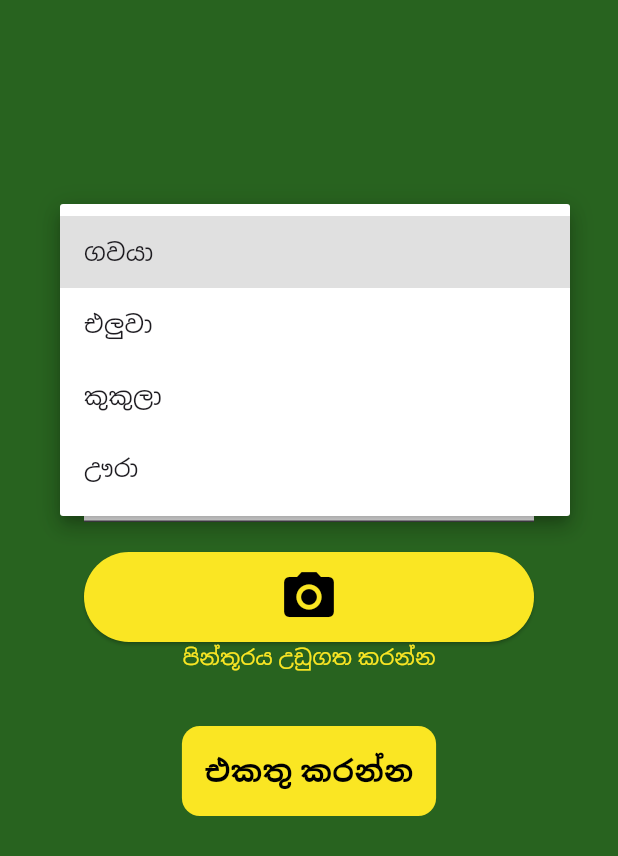
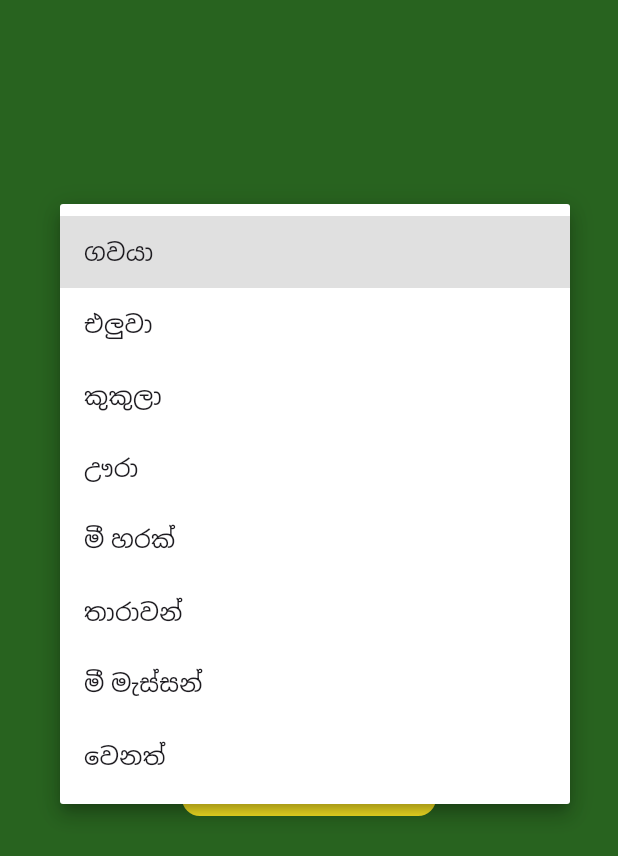
Before and after one commit to IT22128140/AgroBuddy, a Flutter app: the AnimalAdd screen opened directly, after a tap on "සතුන්", on a phone screen of 412 x 824 dp. Shown: the top 856 px of the screen. Run offline on Flutter 3.47's test engine with Material 3 defaults, Android fonts, the phone set to English and light mode, and no system bars; our stand-ins replace cloud_firestore, firebase_auth, firebase_core, firebase_storage, image_picker, permission_handler and 2 more; missing offline and left inert: flutter_barcode_scanner; accounts and stored records are empty; generated files the repository leaves out were written again.

```diff
--- a/lib/l10n/app_si.arb
+++ b/lib/l10n/app_si.arb
@@ -89,14 +89,14 @@
     "type": "text",
     "placeholders": {}
   },
-  "cow": "ගවයා",
-  "@cow": {
+  "cattle": "ගවයා",
+  "@cattle": {
     "description": "ගවයා",
     "type": "text",
     "placeholders": {}
   },
-  "chiken": "කුකුලා",
-  "@chiken": {
+  "chicken": "කුකුලා",
+  "@chicken": {
     "description": "කුකුලා",
     "type": "text",
     "placeholders": {}
@@ -110,6 +110,30 @@
   "goat": "එලුවා",
   "@goat": {
     "description": "එලුවා",
+    "type": "text",
+    "placeholders": {}
+  },
+  "buffalo": "මී හරක්",
+  "@buffalo": {
+    "description": "මී හරක්",
+    "type": "text",
+    "placeholders": {}
+  },
+  "ducks": "තාරාවන්",
+  "@ducks": {
+    "description": "තාරාවන්",
+    "type": "text",
+    "placeholders": {}
+  },
+  "bees": "මී මැස්සන්",
+  "@bees": {
+    "description": "මී මැස්සන්",
+    "type": "text",
+    "placeholders": {}
+  },
+  "other": "වෙනත්",
+  "@other": {
+    "description": "වෙනත්",
     "type": "text",
     "placeholders": {}
   },
--- a/lib/pages/animal/animal_add.dart
+++ b/lib/pages/animal/animal_add.dart
@@ -1,4 +1,5 @@
 import 'dart:io';
+import 'package:firebase_auth/firebase_auth.dart';
 import 'package:flutter/material.dart';
 import 'package:flutter_gen/gen_l10n/app_localizations.dart';
 import 'package:agro_buddy/services/database.dart';
@@ -15,6 +16,7 @@ class AnimalAdd extends StatefulWidget {
 
 class _AnimalAddState extends State<AnimalAdd> {
   final DatabaseService databaseService = DatabaseService();
+  final User user = FirebaseAuth.instance.currentUser!;
 
   final TextEditingController nameController = TextEditingController();
   final TextEditingController birtdayController = TextEditingController();
@@ -61,20 +63,43 @@ class _AnimalAddState extends State<AnimalAdd> {
                             errorStyle: const TextStyle(
                                 color: Color.fromARGB(255, 250, 230, 35)),
                           ),
-                          items: <String>[
-                            AppLocalizations.of(context)!.cow,
-                            AppLocalizations.of(context)!.goat,
-                            AppLocalizations.of(context)!.chiken,
-                            AppLocalizations.of(context)!.pigs,
-                          ].map((String value) {
-                            return DropdownMenuItem<String>(
-                              value: value,
-                              child: Text(value),
-                            );
-                          }).toList(),
-                          onChanged: (String? newvalue) {
+                          items: [
+                            DropdownMenuItem<String>(
+                                value: 'cattle',
+                                child:
+                                    Text(AppLocalizations.of(context)!.cattle)),
+                            DropdownMenuItem<String>(
+                                value: 'goat',
+                                child:
+                                    Text(AppLocalizations.of(context)!.goat)),
+                            DropdownMenuItem<String>(
+                                value: 'chicken',
+                                child: Text(
+                                    AppLocalizations.of(context)!.chicken)),
+                            DropdownMenuItem<String>(
+                                value: 'pigs',
+                                child:
+                                    Text(AppLocalizations.of(context)!.pigs)),
+                            DropdownMenuItem<String>(
+                                value: 'buffalo',
+                                child: Text(
+                                    AppLocalizations.of(context)!.buffalo)),
+                            DropdownMenuItem<String>(
+                                value: 'ducks',
+                                child:
+                                    Text(AppLocalizations.of(context)!.ducks)),
+                            DropdownMenuItem<String>(
+                                value: 'bees',
+                                child:
+                                    Text(AppLocalizations.of(context)!.bees)),
+                            DropdownMenuItem<String>(
+                                value: 'other',
+                                child:
+                                    Text(AppLocalizations.of(context)!.other)),
+                          ],
+                          onChanged: (String? newValue) {
                             setState(() {
-                              typeController.text = newvalue!;
+                              typeController.text = newValue!;
                             });
                           },
                         ),
@@ -124,12 +149,9 @@ class _AnimalAddState extends State<AnimalAdd> {
                                 return Theme(
                                   data: ThemeData.light().copyWith(
                                     colorScheme: ColorScheme.light(
-                                      primary: const Color(
-                                          0xff28631f),
-                                      onPrimary:
-                                          Colors.white,
-                                      onSurface:
-                                          Colors.black,
+                                      primary: const Color(0xff28631f),
+                                      onPrimary: Colors.white,
+                                      onSurface: Colors.black,
                                     ),
                                     dialogBackgroundColor: Colors.white,
                                   ),
@@ -225,7 +247,7 @@ class _AnimalAddState extends State<AnimalAdd> {
                             }
 
                             await databaseService.addAnimal(Animal(
-                                uid: '1234',
+                                uid: user.uid,
                                 name: nameController.text,
                                 type: typeController.text,
                                 birthday:
```
Also changed, not shown: lib/components/bottom_nav_bar.dart (+6 -1 lines), lib/l10n/app_en.arb (+29 -5 lines), lib/pages/animal/animal_edit.dart (+38 -13 lines), lib/pages/animal/animal_list.dart (+26 -3 lines), lib/pages/animal/animal_page.dart (+7 -2 lines), lib/pages/animal/animal_profile.dart (+25 -2 lines), lib/services/database.dart (+9 -5 lines).
